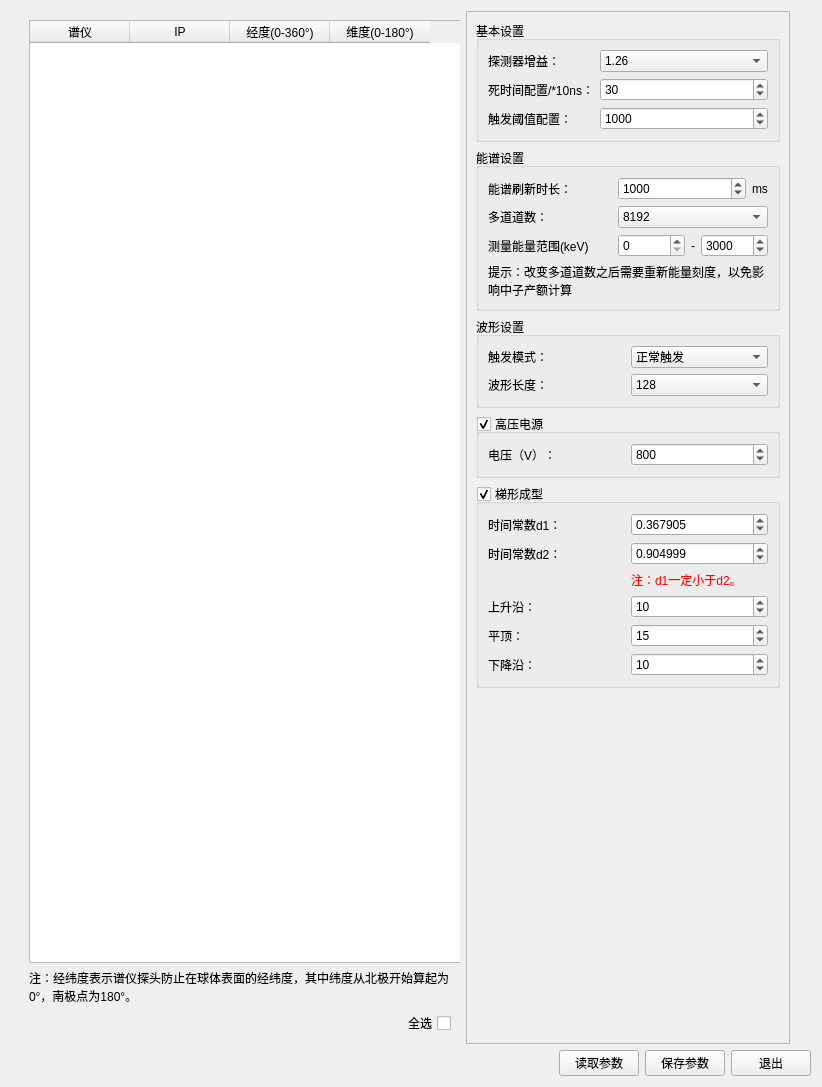
Before: the Qt Designer form detsettingwindow.ui in MrXiaomao/HXR_Detector, drawn with Qt 5.
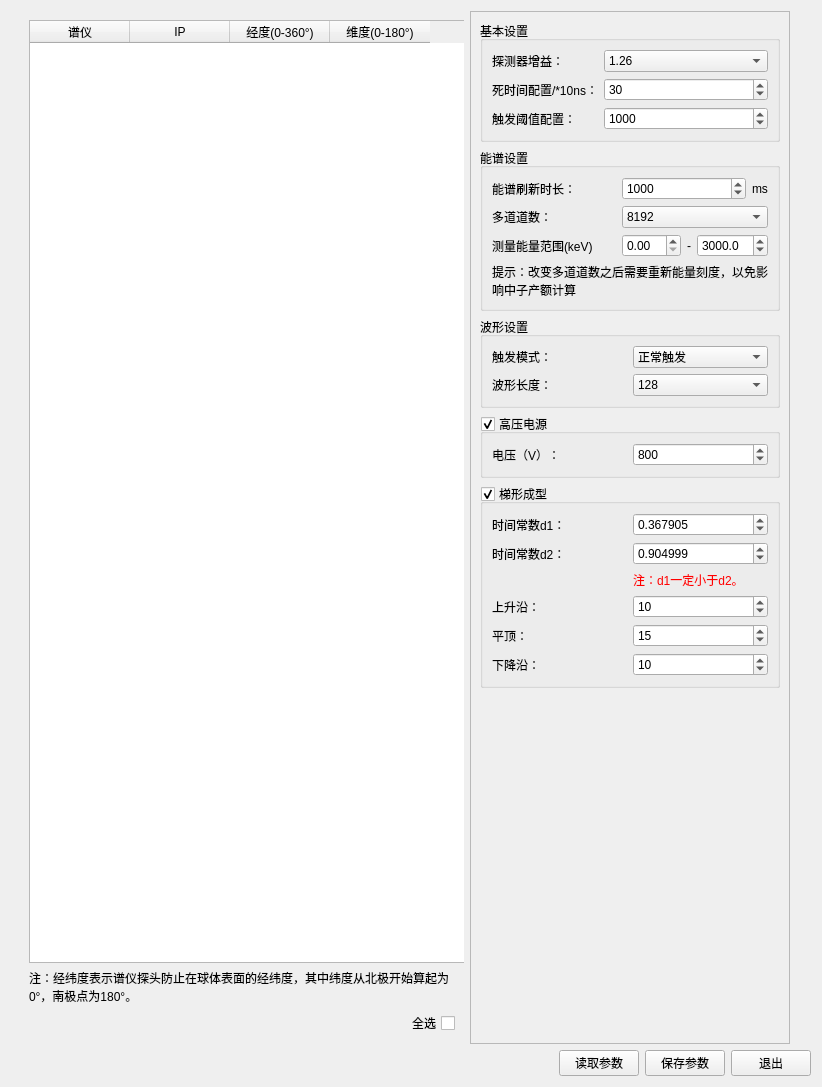
After: the same form once the commit is applied.

Diff of the .ui file:
```diff
--- a/detsettingwindow.ui
+++ b/detsettingwindow.ui
@@ -207,8 +207,8 @@
              <rect>
               <x>0</x>
               <y>0</y>
-              <width>322</width>
-              <height>1049</height>
+              <width>298</width>
+              <height>1038</height>
              </rect>
             </property>
             <property name="styleSheet">
@@ -433,11 +433,7 @@
                     <number>0</number>
                    </property>
                    <item>
-                    <widget class="QSpinBox" name="spinBox">
-                     <property name="maximum">
-                      <number>999999</number>
-                     </property>
-                    </widget>
+                    <widget class="QDoubleSpinBox" name="dsp_spectrumPlotEnMin"/>
                    </item>
                    <item>
                     <widget class="QLabel" name="label_8">
@@ -456,12 +452,15 @@
                     </widget>
                    </item>
                    <item>
-                    <widget class="QSpinBox" name="spinBox_2">
+                    <widget class="QDoubleSpinBox" name="dsp_spectrumPlotEnMax">
+                     <property name="decimals">
+                      <number>1</number>
+                     </property>
                      <property name="maximum">
-                      <number>999999</number>
+                      <double>30000.000000000000000</double>
                      </property>
                      <property name="value">
-                      <number>3000</number>
+                      <double>3000.000000000000000</double>
                      </property>
                     </widget>
                    </item>
```
